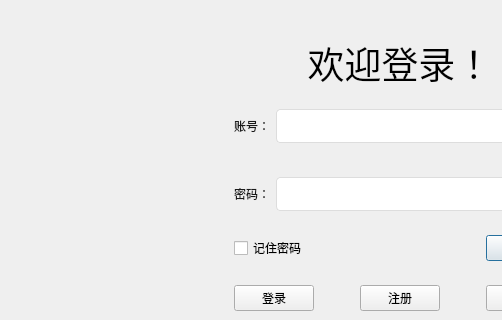
The window that qt/class2/login.ui (ohayo2333/bysj) describes before a commit, drawn with Qt 5; both pictures show x 0 to 502 and y 127 to 447 of the 800 by 600 pixel window.
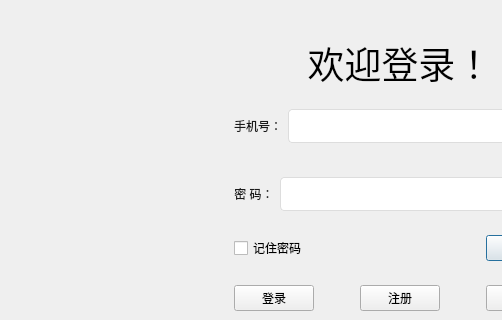
The same window after the commit.

```diff
--- a/qt/class2/login.ui
+++ b/qt/class2/login.ui
@@ -87,7 +87,7 @@
           <string notr="true">color: #1a1a1a;</string>
          </property>
          <property name="text">
-          <string>账号：</string>
+          <string>手机号：</string>
          </property>
          <property name="alignment">
           <set>Qt::AlignCenter</set>
@@ -135,7 +135,7 @@
           <string notr="true">color: #1a1a1a;</string>
          </property>
          <property name="text">
-          <string>密码：</string>
+          <string>密 码：</string>
          </property>
          <property name="alignment">
           <set>Qt::AlignCenter</set>
```
